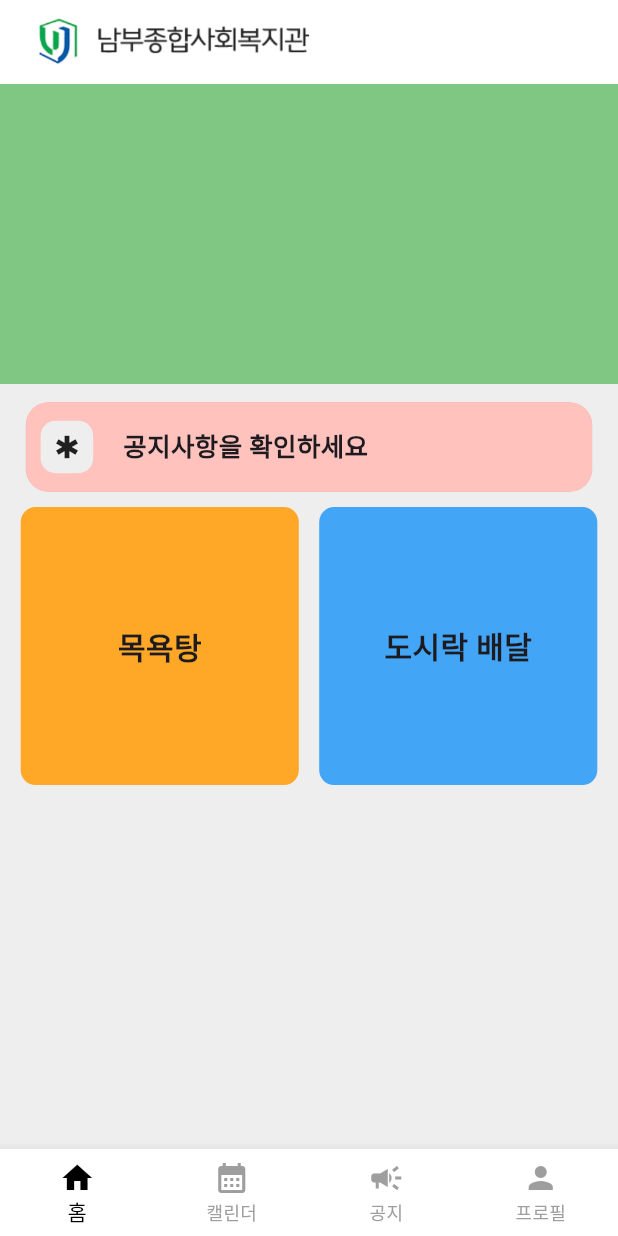
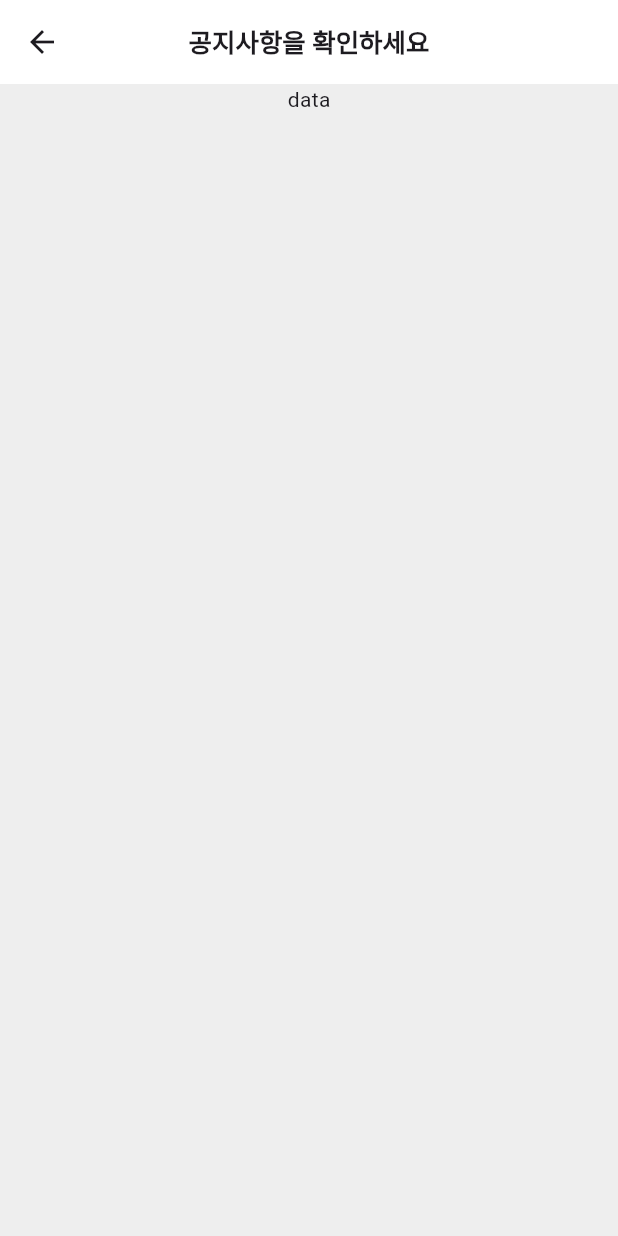
Before and after one commit to pre-per/nambu_admin, a Flutter app: the screen it shows after launch, after a tap on "공지사항을 확인하세요", on a phone screen of 412 x 824 dp. Run offline on Flutter 3.47's test engine with Material 3 defaults, Android fonts, the phone set to English and light mode, and no system bars; our stand-ins replace table_calendar.

Commit message:
third commit

```diff
--- /dev/null
+++ b/lib/component/calendarplancard.dart
@@ -0,0 +1,113 @@
+import 'package:flutter/material.dart';
+import 'package:nambu_admin/screen/sub/calendarcarddetails.dart';
+
+class Calendarplancard extends StatefulWidget {
+  IconData? iconData;
+  String title;
+  Color backgroundColor;
+
+  Calendarplancard({
+    this.iconData,
+    this.title = 'Empty Title',
+    this.backgroundColor = Colors.white,
+    super.key,
+  });
+
+  @override
+  State<Calendarplancard> createState() => _NoticecardState();
+}
+
+class _NoticecardState extends State<Calendarplancard> {
+  double _scale = 1.0;
+
+  void _onTapDown(TapDownDetails details) {
+    setState(() {
+      _scale = 0.98;
+    });
+  }
+
+  void _onTapUp(TapUpDetails details) {
+    setState(() {
+      _scale = 1.00;
+    });
+  }
+
+  void _onTapCancel() {
+    setState(() {
+      _scale = 1.00;
+    });
+  }
+
+  @override
+  Widget build(BuildContext context) {
+    return Padding(
+      padding: const EdgeInsets.only(bottom: 12.0, left: 10.0, right: 10.0),
+      child: AnimatedContainer(
+        duration: Duration(milliseconds: 100),
+        curve: Curves.easeInOut,
+        transform: Matrix4.identity()..scale(_scale),
+        child: ClipRRect(
+          borderRadius: BorderRadius.circular(15.0),
+          child: Material(
+            child: InkWell(
+              onTap: () {
+                Navigator.of(context).push(
+                    MaterialPageRoute(builder: (_) => Calendarcarddetails()));
+              },
+              onTapDown: _onTapDown,
+              onTapUp: _onTapUp,
+              onTapCancel: _onTapCancel,
+              child: Ink(
+                width: MediaQuery.of(context).size.width,
+                height: 70.0,
+                decoration: BoxDecoration(
+                  color: widget.backgroundColor,
+                  borderRadius: BorderRadius.circular(15.0),
+                  border: Border.all(color: Colors.grey, width: 0.1),
+                ),
+                child: Center(
+                  child: Padding(
+                    padding: const EdgeInsets.symmetric(horizontal: 20.0),
+                    child: Row(
+                      mainAxisAlignment: MainAxisAlignment.spaceBetween,
+                      children: [
+                        Text(
+                          '11:00',
+                          style: TextStyle(
+                            fontSize: 14.0,
+                            fontWeight: FontWeight.w500,
+                          ),
+                        ),
+                        Text(
+                          widget.title,
+                          style: TextStyle(
+                              fontSize: 17.0, fontWeight: FontWeight.w600),
+                        ),
+                        Container(
+                          width: 35.0,
+                          height: 35.0,
+                          decoration: BoxDecoration(
+                            borderRadius: BorderRadius.circular(10.0),
+                            color: Colors.grey[200],
+                          ),
+                          child: Center(
+                            child: Icon(
+                              (widget.iconData != null)
+                                  ? widget.iconData
+                                  : Icons.hourglass_empty,
+                              size: 20.0,
+                            ),
+                          ),
+                        ),
+                      ],
+                    ),
+                  ),
+                ),
+              ),
+            ),
+          ),
+        ),
+      ),
+    );
+  }
+}
--- /dev/null
+++ b/lib/component/calendarwidget.dart
@@ -0,0 +1,65 @@
+import 'package:flutter/material.dart';
+import 'package:nambu_admin/provider/calendarprovider.dart';
+import 'package:provider/provider.dart';
+import 'package:table_calendar/table_calendar.dart';
+
+class CalendarWidget extends StatelessWidget {
+  const CalendarWidget({super.key});
+
+  @override
+  Widget build(BuildContext context) {
+    final provider = Provider.of<Calendarprovider>(context);
+
+    return Container(
+      width: MediaQuery.of(context).size.width,
+      color: Colors.white,
+      child: TableCalendar(
+        focusedDay: provider.focusedDay,
+        firstDay: DateTime(2000, 1, 1),
+        lastDay: DateTime(2100, 1, 1),
+        currentDay: DateTime.now(),
+        locale: 'ko_KR',
+        headerStyle: HeaderStyle(
+          titleCentered: true,
+          formatButtonVisible: false,
+          titleTextStyle: TextStyle(
+            fontSize: 17.0,
+            fontWeight: FontWeight.w600,
+          ),
+        ),
+        calendarStyle: CalendarStyle(
+          defaultDecoration: BoxDecoration(
+              shape: BoxShape.rectangle
+          ),
+          weekendDecoration: BoxDecoration(
+              shape: BoxShape.rectangle
+          ),
+          todayTextStyle: TextStyle(
+            fontSize: 16.0,
+            fontWeight: FontWeight.w600,
+            color: Colors.black,
+          ),
+          todayDecoration: BoxDecoration(
+            color: Colors.green[200],
+            shape: BoxShape.rectangle,
+            borderRadius: BorderRadius.circular(6.0),
+          ),
+          selectedTextStyle: TextStyle(
+            fontSize: 16.0,
+            fontWeight: FontWeight.w600,
+            color: Colors.black,
+          ),
+          selectedDecoration: BoxDecoration(
+            color: Color(0xffffc2bd),
+            shape: BoxShape.rectangle,
+            borderRadius: BorderRadius.circular(6.0),
+          ),
+        ),
+        onDaySelected: (selectedDay, focusedDay) {
+          provider.updateSelectedDay(selectedDay);
+        },
+        selectedDayPredicate: (day) => isSameDay(provider.selectedDay, day),
+      ),
+    );
+  }
+}
--- a/lib/component/noticecard.dart
+++ b/lib/component/noticecard.dart
@@ -1,13 +1,14 @@
 import 'package:flutter/material.dart';
+import 'package:nambu_admin/screen/sub/noticedetails.dart';
 
 class Noticecard extends StatefulWidget {
   IconData? iconData;
-  String text;
+  String title;
   Color backgroundColor;
 
   Noticecard({
     this.iconData,
-    this.text = 'Empty Title',
+    this.title = 'Empty Title',
     this.backgroundColor = Colors.white,
     super.key,
   });
@@ -50,7 +51,9 @@ class _NoticecardState extends State<Noticecard> {
           child: Material(
             child: InkWell(
               onTap: () {
-                print("카드 클릭됨");
+                Navigator.of(context).push(
+                  MaterialPageRoute(builder: (_) => Noticedetails(title: widget.title))
+                );
               },
               onTapDown: _onTapDown,
               onTapUp: _onTapUp,
@@ -85,7 +88,7 @@ class _NoticecardState extends State<Noticecard> {
                       ),
                       const SizedBox(width: 20.0),
                       Text(
-                        widget.text,
+                        widget.title,
                         style: TextStyle(
                             fontSize: 17.0, fontWeight: FontWeight.w600),
                       ),
--- a/lib/main.dart
+++ b/lib/main.dart
@@ -1,16 +1,21 @@
 import 'package:flutter/material.dart';
+import 'package:nambu_admin/provider/calendarprovider.dart';
 import 'package:nambu_admin/provider/navigationbarprovider.dart';
 import 'package:provider/provider.dart';
+import 'package:intl/date_symbol_data_local.dart';
 import 'package:nambu_admin/screen/main/calendarscreen.dart';
 import 'package:nambu_admin/screen/main/homescreen.dart';
 import 'package:nambu_admin/screen/main/noticescreen.dart';
 import 'package:nambu_admin/screen/main/profilescreen.dart';
 
-void main() {
+void main() async {
+  WidgetsFlutterBinding.ensureInitialized();
+  await initializeDateFormatting('ko_KR', null);
   runApp(
     MultiProvider(
       providers: [
         ChangeNotifierProvider(create: (_) => Navigationbarprovider()),
+        ChangeNotifierProvider(create: (_) => Calendarprovider()),
       ],
       child: MyApp(),
     ),
@@ -53,13 +58,17 @@ class Mainscreen extends StatelessWidget {
   Widget build(BuildContext context) {
     final provider = Provider.of<Navigationbarprovider>(context);
     return Scaffold(
-      body: _screens[provider.selectedIndex],
+      body: PageView(
+        controller: provider.pageController,
+        onPageChanged: provider.onPageChanged,
+        children: _screens,
+      ),
       bottomNavigationBar: BottomNavigationBar(
         onTap: provider.updateIndex,
         currentIndex: provider.selectedIndex,
         type: BottomNavigationBarType.fixed,
         backgroundColor: Colors.white,
-        items: [
+        items: const [
           BottomNavigationBarItem(icon: Icon(Icons.home), label: '홈'),
           BottomNavigationBarItem(icon: Icon(Icons.calendar_month), label: '캘린더'),
           BottomNavigationBarItem(icon: Icon(Icons.campaign), label: '공지'),
--- a/lib/provider/navigationbarprovider.dart
+++ b/lib/provider/navigationbarprovider.dart
@@ -2,10 +2,23 @@ import 'package:flutter/material.dart';
 
 class Navigationbarprovider with ChangeNotifier {
   int _selectedIndex = 0;
+  final PageController _pageController = PageController();
 
   int get selectedIndex => _selectedIndex;
 
+  PageController get pageController => _pageController;
+
   void updateIndex(int index) {
+    _selectedIndex = index;
+    _pageController.animateToPage(
+      index,
+      duration: Duration(milliseconds: 100),
+      curve: Curves.easeInOut,
+    );
+    notifyListeners();
+  }
+
+  void onPageChanged(int index) {
     _selectedIndex = index;
     notifyListeners();
   }
--- a/lib/screen/main/calendarscreen.dart
+++ b/lib/screen/main/calendarscreen.dart
@@ -1,4 +1,6 @@
 import 'package:flutter/material.dart';
+import 'package:nambu_admin/component/calendarplancard.dart';
+import 'package:nambu_admin/component/calendarwidget.dart';
 import 'package:nambu_admin/screen/sub/calendaraddplan.dart';
 
 class Calendarscreen extends StatelessWidget {
@@ -14,7 +16,13 @@ class Calendarscreen extends StatelessWidget {
         children: [
           Column(
             children: [
-              CalendarscreenCalendar(w_mdof),
+              CalendarWidget(),
+              const SizedBox(height: 12.0),
+              Calendarplancard(),
+              Calendarplancard(),
+              Calendarplancard(),
+              Calendarplancard(),
+              Calendarplancard(),
             ],
           ),
         ],
@@ -62,14 +70,6 @@ AppBar CalendarscreenAppBar(BuildContext context) {
   );
 }
 
-Container CalendarscreenCalendar(double w_mdof) {
-  return Container(
-    width: w_mdof,
-    height: 400.0,
-    color: Colors.green[300],
-  );
-}
-
 Padding CalendarscreenCard(int num) {
   return Padding(
     padding: EdgeInsets.only(top: 7.0, left: 15.0, right: 15.0),
--- a/lib/screen/main/homescreen.dart
+++ b/lib/screen/main/homescreen.dart
@@ -1,6 +1,8 @@
 import 'package:flutter/material.dart';
 import 'package:nambu_admin/component/noticecard.dart';
 import 'package:nambu_admin/main.dart';
+import 'package:nambu_admin/screen/sub/bathscreen.dart';
+import 'package:nambu_admin/screen/sub/deliveryscreen.dart';
 
 class Homescreen extends StatelessWidget {
   const Homescreen({super.key});
@@ -24,15 +26,15 @@ class Homescreen extends StatelessWidget {
                   children: [
                     Noticecard(
                       backgroundColor: Color(0xffffc2bd),
-                      text: '공지사항을 확인하세요',
+                      title: '공지사항을 확인하세요',
                       iconData: Icons.emergency,
                     ),
                     const SizedBox(height: 10.0),
                     Row(
                       mainAxisAlignment: MainAxisAlignment.spaceAround,
                       children: [
-                        HomescreenBathContainer(w_mdof),
-                        HomescreenDeliveryContainer(w_mdof),
+                        HomescreenBathInkWell(w_mdof, context),
+                        HomescreenDeliveryInkWell(w_mdof, context),
                       ],
                     ),
                   ],
@@ -73,30 +75,13 @@ Container HomescreenGallery(double w_mdof) {
   );
 }
 
-Container HomescreenNoticeContainer(double w_mdof) {
-  return Container(
-    width: w_mdof,
-    height: 60.0,
-    decoration: BoxDecoration(
-      color: Color(0xffffc2bd),
-      borderRadius: BorderRadius.circular(10.0),
-      border: Border.all(color: Color(0xfff7a199), width: 0.1),
-    ),
-    child: Row(
-      mainAxisAlignment: MainAxisAlignment.spaceBetween,
-      children: [
-        Text(
-          '  🚨 공지: ####### 🚨',
-          style: TextStyle(fontSize: 20.0, fontWeight: FontWeight.w600),
-        ),
-        IconButton(onPressed: () {}, icon: Icon(Icons.close)),
-      ],
-    ),
-  );
-}
-
-Container HomescreenBathContainer(double w_mdof) {
-  return Container(
+InkWell HomescreenBathInkWell(double w_mdof, BuildContext context) {
+  return InkWell(
+    onTap: () {
+      Navigator.of(context)
+          .push(MaterialPageRoute(builder: (_) => Bathscreen()));
+    },
+    child: Ink(
       width: w_mdof * 0.45,
       height: w_mdof * 0.45,
       decoration: BoxDecoration(
@@ -107,11 +92,17 @@ Container HomescreenBathContainer(double w_mdof) {
         child: Text('목욕탕',
             style: TextStyle(fontSize: 20.0, fontWeight: FontWeight.w600)),
       ),
+    ),
   );
 }
 
-Container HomescreenDeliveryContainer(double w_mdof) {
-  return Container(
+InkWell HomescreenDeliveryInkWell(double w_mdof, BuildContext context) {
+  return InkWell(
+    onTap: () {
+      Navigator.of(context)
+          .push(MaterialPageRoute(builder: (_) => Deliveryscreen()));
+    },
+    child: Ink(
       width: w_mdof * 0.45,
       height: w_mdof * 0.45,
       decoration: BoxDecoration(
@@ -122,5 +113,6 @@ Container HomescreenDeliveryContainer(double w_mdof) {
         child: Text('도시락 배달',
             style: TextStyle(fontSize: 20.0, fontWeight: FontWeight.w600)),
       ),
+    ),
   );
 }
--- /dev/null
+++ b/lib/screen/sub/noticedetails.dart
@@ -0,0 +1,34 @@
+import 'package:flutter/material.dart';
+
+class Noticedetails extends StatelessWidget {
+  String title;
+
+  Noticedetails({required this.title, super.key});
+
+  @override
+  Widget build(BuildContext context) {
+    return Scaffold(
+      appBar: NoticedetailsAppBar(title),
+      body: ListView(
+        children: [
+          Column(
+            children: [
+              Text('data')
+            ],
+          )
+        ],
+      ),
+    );
+  }
+}
+
+AppBar NoticedetailsAppBar(String title) {
+  return AppBar(
+    centerTitle: true,
+    title: Text(title,
+        style: TextStyle(
+          fontSize: 17.0,
+          fontWeight: FontWeight.w600,
+        )),
+  );
+}
--- a/pubspec.yaml
+++ b/pubspec.yaml
@@ -31,6 +31,8 @@ dependencies:
   flutter:
     sdk: flutter
   provider: ^6.1.2
+  table_calendar: ^3.2.0
+  intl:
 
   # The following adds the Cupertino Icons font to your application.
   # Use with the CupertinoIcons class for iOS style icons.
```
Also changed, not shown: lib/provider/calendarprovider.dart (added, +15 -0 lines), lib/screen/sub/bathscreen.dart (added, +23 -0 lines), lib/screen/sub/calendarcarddetails.dart (added, +10 -0 lines), lib/screen/sub/deliveryscreen.dart (added, +23 -0 lines), pubspec.lock, 4 other files. Lines whose indentation alone changed are shown as unchanged.
